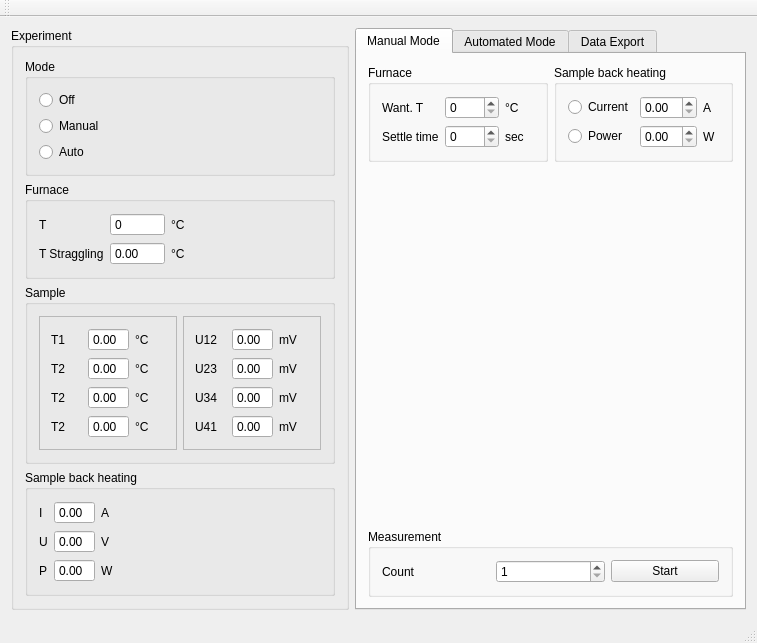
Qt form Seebeck/mainwindow.ui (mBr001/seebeck) before a commit.
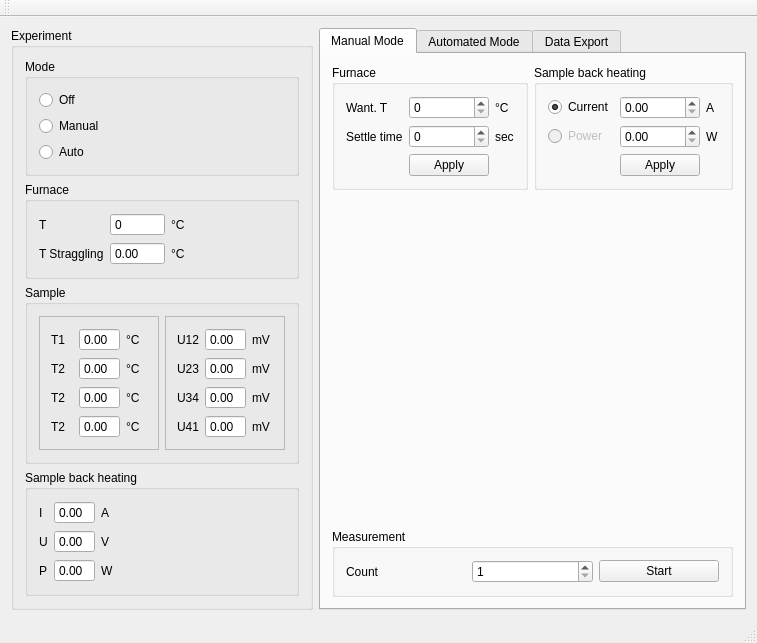
The same form after that commit.

Commit message: Allow set sample heating current inmanual mode

What changed in the file:
```diff
--- a/Seebeck/mainwindow.ui
+++ b/Seebeck/mainwindow.ui
@@ -7,7 +7,7 @@
     <x>0</x>
     <y>0</y>
     <width>757</width>
-    <height>583</height>
+    <height>618</height>
    </rect>
   </property>
   <property name="windowTitle">
@@ -538,6 +538,13 @@
              </property>
             </widget>
            </item>
+           <item row="2" column="1">
+            <widget class="QPushButton" name="manualApplyFurnacePushButton">
+             <property name="text">
+              <string>Apply</string>
+             </property>
+            </widget>
+           </item>
           </layout>
          </widget>
         </item>
@@ -579,10 +586,16 @@
              <property name="text">
               <string>Current</string>
              </property>
+             <property name="checked">
+              <bool>true</bool>
+             </property>
             </widget>
            </item>
            <item row="1" column="0">
             <widget class="QRadioButton" name="manualModePowerRadioButton">
+             <property name="enabled">
+              <bool>false</bool>
+             </property>
              <property name="text">
               <string>Power</string>
              </property>
@@ -598,6 +611,13 @@
              </property>
             </widget>
            </item>
+           <item row="2" column="1">
+            <widget class="QPushButton" name="manualApplySamplePushButton">
+             <property name="text">
+              <string>Apply</string>
+             </property>
+            </widget>
+           </item>
           </layout>
          </widget>
         </item>
```
Left out of the diff: 6 changed lines with no effect on the pictures. The commit also changes 4 other files.
